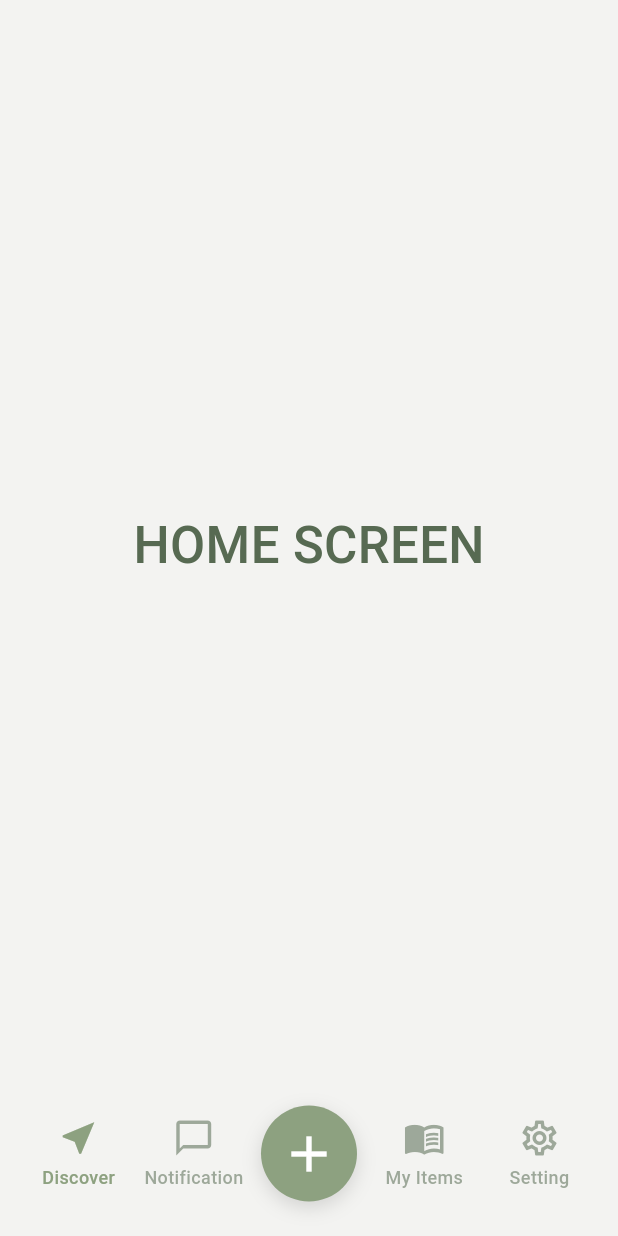
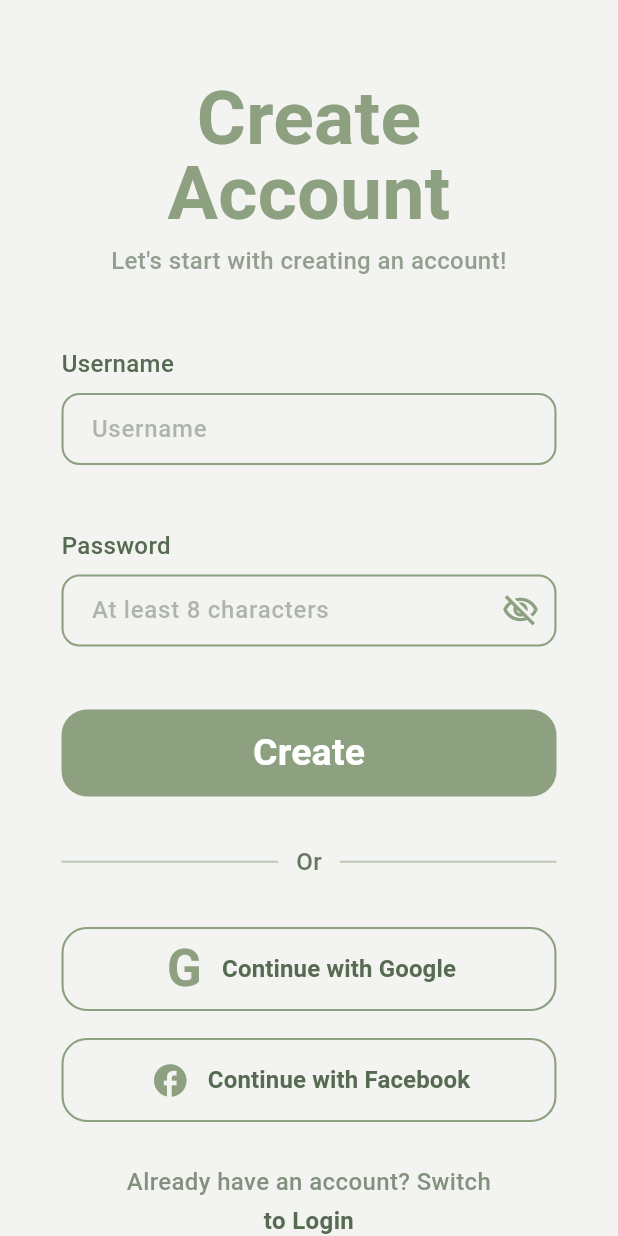
Before and after one commit to sujesh24/SmartTrip-AI, a Flutter app: the screen it shows after launch, on a phone screen of 412 x 824 dp. Run offline on Flutter 3.47's test engine with Material 3 defaults, Android fonts, the phone set to English and light mode, and no system bars; our stand-ins replace firebase_core; accounts and stored records are empty; Roboto replaces fonts that are missing (Times New Roman).

Commit message:
loginn/sginup screen implented

```diff
--- a/lib/main.dart
+++ b/lib/main.dart
@@ -1,7 +1,7 @@
 import 'package:firebase_core/firebase_core.dart';
 import 'package:flutter/material.dart';
 import 'package:smarttrip_ai/firebase_options.dart';
-import 'package:smarttrip_ai/modules/home/screens/home_screen.dart';
+import 'package:smarttrip_ai/modules/user/screens/signup_screen.dart';
 
 void main() async {
   WidgetsFlutterBinding.ensureInitialized();
@@ -16,7 +16,7 @@ class MyApp extends StatelessWidget {
   Widget build(BuildContext context) {
     return MaterialApp(
       title: 'PlanMyTrip AI',
-      home: const HomeScreen(),
+      home: const SignupScreen(),
       debugShowCheckedModeBanner: false,
     );
   }
--- /dev/null
+++ b/lib/modules/user/screens/signup_screen.dart
@@ -0,0 +1,174 @@
+import 'package:flutter/material.dart';
+import 'package:smarttrip_ai/modules/ai_generation/common/app_colors.dart';
+import 'package:smarttrip_ai/modules/user/screens/login_screen.dart';
+import 'package:smarttrip_ai/modules/user/widgets/auth_or_divider.dart';
+import 'package:smarttrip_ai/modules/user/widgets/auth_primary_button.dart';
+import 'package:smarttrip_ai/modules/user/widgets/auth_social_button.dart';
+import 'package:smarttrip_ai/modules/user/widgets/auth_text_field.dart';
+
+class SignupScreen extends StatefulWidget {
+  const SignupScreen({super.key});
+
+  @override
+  State<SignupScreen> createState() => _SignupScreenState();
+}
+
+class _SignupScreenState extends State<SignupScreen> {
+  final TextEditingController _usernameController = TextEditingController();
+  final TextEditingController _passwordController = TextEditingController();
+
+  bool _obscurePassword = true;
+
+  @override
+  void dispose() {
+    _usernameController.dispose();
+    _passwordController.dispose();
+    super.dispose();
+  }
+
+  @override
+  Widget build(BuildContext context) {
+    return Scaffold(
+      backgroundColor: AppColors.lightBackground,
+      body: SafeArea(
+        child: LayoutBuilder(
+          builder: (BuildContext context, BoxConstraints constraints) {
+            return SingleChildScrollView(
+              padding: const EdgeInsets.fromLTRB(26, 54, 26, 30),
+              child: ConstrainedBox(
+                constraints: BoxConstraints(
+                  minHeight: constraints.maxHeight - 84,
+                ),
+                child: Center(
+                  child: ConstrainedBox(
+                    constraints: const BoxConstraints(maxWidth: 330),
+                    child: Column(
+                      crossAxisAlignment: CrossAxisAlignment.stretch,
+                      children: <Widget>[
+                        const Text(
+                          'Create Account',
+                          textAlign: TextAlign.center,
+                          style: TextStyle(
+                            color: AppColors.borderGreen,
+                            fontFamily: 'Times New Roman',
+                            fontSize: 50,
+                            fontWeight: FontWeight.w600,
+                            height: 1,
+                          ),
+                        ),
+                        const SizedBox(height: 8),
+                        Text(
+                          'Let\'s start with creating an account!',
+                          textAlign: TextAlign.center,
+                          style: TextStyle(
+                            color: AppColors.primaryGreen.withValues(
+                              alpha: 0.62,
+                            ),
+                            fontFamily: 'Times New Roman',
+                            fontSize: 16,
+                            fontWeight: FontWeight.w500,
+                          ),
+                        ),
+                        const SizedBox(height: 46),
+                        AuthTextField(
+                          label: 'Username',
+                          hintText: 'Username',
+                          controller: _usernameController,
+                        ),
+                        const SizedBox(height: 34),
+                        AuthTextField(
+                          label: 'Password',
+                          hintText: 'At least 8 characters',
+                          controller: _passwordController,
+                          obscureText: _obscurePassword,
+                          trailing: Icon(
+                            _obscurePassword
+                                ? Icons.visibility_off_outlined
+                                : Icons.visibility_outlined,
+                            color: AppColors.borderGreen,
+                            size: 25,
+                          ),
+                          onTrailingTap: () {
+                            setState(() {
+                              _obscurePassword = !_obscurePassword;
+                            });
+                          },
+                        ),
+                        const SizedBox(height: 34),
+                        AuthPrimaryButton(label: 'Create', onPressed: () {}),
+                        const SizedBox(height: 32),
+                        const AuthOrDivider(),
+                        const SizedBox(height: 32),
+                        AuthSocialButton(
+                          label: 'Continue with Google',
+                          leading: const Text(
+                            'G',
+                            style: TextStyle(
+                              color: AppColors.borderGreen,
+                              fontFamily: 'Times New Roman',
+                              fontSize: 34,
+                              fontWeight: FontWeight.w700,
+                              height: 0.8,
+                            ),
+                          ),
+                          onPressed: () {},
+                        ),
+                        const SizedBox(height: 18),
+                        AuthSocialButton(
+                          label: 'Continue with Facebook',
+                          leading: const Icon(
+                            Icons.facebook,
+                            color: AppColors.borderGreen,
+                            size: 26,
+                          ),
+                          onPressed: () {},
+                        ),
+                        const SizedBox(height: 28),
+                        Column(
+                          children: <Widget>[
+                            Text(
+                              'Already have an account? Switch',
+                              textAlign: TextAlign.center,
+                              style: TextStyle(
+                                color: AppColors.primaryGreen.withValues(
+                                  alpha: 0.72,
+                                ),
+                                fontFamily: 'Times New Roman',
+                                fontSize: 16,
+                                fontWeight: FontWeight.w500,
+                              ),
+                            ),
+                            const SizedBox(height: 3),
+                            InkWell(
+                              onTap: () {
+                                Navigator.of(context).pushReplacement(
+                                  MaterialPageRoute<void>(
+                                    builder: (_) => const LoginScreen(),
+                                  ),
+                                );
+                              },
+                              child: const Text(
+                                'to Login',
+                                textAlign: TextAlign.center,
+                                style: TextStyle(
+                                  color: AppColors.primaryGreen,
+                                  fontFamily: 'Times New Roman',
+                                  fontSize: 16,
+                                  fontWeight: FontWeight.w600,
+                                ),
+                              ),
+                            ),
+                          ],
+                        ),
+                      ],
+                    ),
+                  ),
+                ),
+              ),
+            );
+          },
+        ),
+      ),
+    );
+  }
+}
--- a/lib/modules/user/widgets/auth_or_divider.dart
+++ b/lib/modules/user/widgets/auth_or_divider.dart
@@ -21,7 +21,7 @@ class AuthOrDivider extends StatelessWidget {
             style: TextStyle(
               color: AppColors.primaryGreen.withValues(alpha: 0.9),
               fontFamily: 'Times New Roman',
-              fontSize: 29,
+              fontSize: 16,
               fontWeight: FontWeight.w500,
             ),
           ),
--- a/lib/modules/user/widgets/auth_primary_button.dart
+++ b/lib/modules/user/widgets/auth_primary_button.dart
@@ -30,7 +30,7 @@ class AuthPrimaryButton extends StatelessWidget {
           label,
           style: const TextStyle(
             fontFamily: 'Times New Roman',
-            fontSize: 33,
+            fontSize: 25,
             fontWeight: FontWeight.w600,
           ),
         ),
--- a/lib/modules/user/widgets/auth_social_button.dart
+++ b/lib/modules/user/widgets/auth_social_button.dart
@@ -21,10 +21,7 @@ class AuthSocialButton extends StatelessWidget {
       child: OutlinedButton(
         onPressed: onPressed,
         style: OutlinedButton.styleFrom(
-          side: const BorderSide(
-            color: AppColors.borderGreen,
-            width: 1.4,
-          ),
+          side: const BorderSide(color: AppColors.borderGreen, width: 1.4),
           shape: RoundedRectangleBorder(
             borderRadius: BorderRadius.circular(17),
           ),
@@ -39,7 +36,7 @@ class AuthSocialButton extends StatelessWidget {
               style: const TextStyle(
                 color: AppColors.primaryGreen,
                 fontFamily: 'Times New Roman',
-                fontSize: 30,
+                fontSize: 16,
                 fontWeight: FontWeight.w600,
               ),
             ),
--- a/lib/modules/user/widgets/auth_text_field.dart
+++ b/lib/modules/user/widgets/auth_text_field.dart
@@ -29,7 +29,7 @@ class AuthTextField extends StatelessWidget {
           style: const TextStyle(
             color: AppColors.primaryGreen,
             fontFamily: 'Times New Roman',
-            fontSize: 31,
+            fontSize: 16,
             fontWeight: FontWeight.w500,
           ),
         ),
@@ -43,7 +43,7 @@ class AuthTextField extends StatelessWidget {
             style: const TextStyle(
               color: AppColors.primaryGreen,
               fontFamily: 'Times New Roman',
-              fontSize: 30,
+              fontSize: 16,
               fontWeight: FontWeight.w500,
             ),
             decoration: InputDecoration(
@@ -51,10 +51,13 @@ class AuthTextField extends StatelessWidget {
               hintStyle: TextStyle(
                 color: AppColors.primaryGreen.withValues(alpha: 0.45),
                 fontFamily: 'Times New Roman',
-                fontSize: 30,
+                fontSize: 16,
                 fontWeight: FontWeight.w500,
               ),
-              contentPadding: const EdgeInsets.symmetric(horizontal: 16, vertical: 12),
+              contentPadding: const EdgeInsets.symmetric(
+                horizontal: 16,
+                vertical: 12,
+              ),
               suffixIcon: trailing == null
                   ? null
                   : IconButton(
```
Also changed, not shown: lib/modules/user/screens/login_screen.dart (added, +208 -0 lines).
